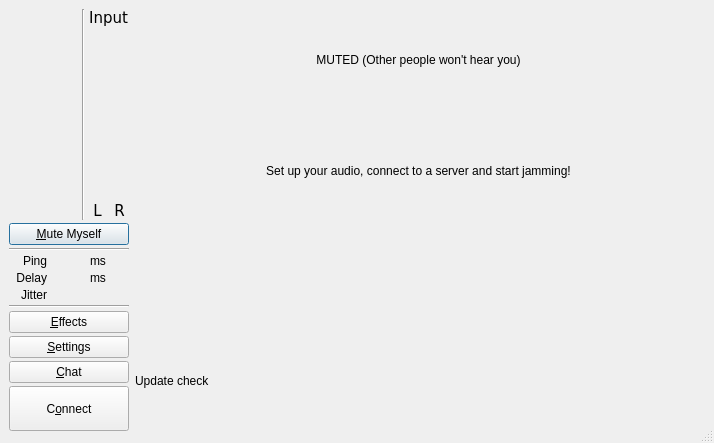
Before: the Qt Designer form src/clientdlgbase.ui in ignotus666/jamulus, drawn with Qt 5.
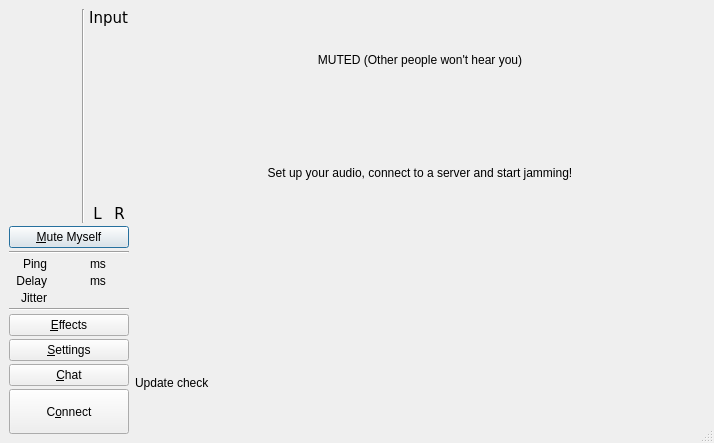
After: the same form once the commit is applied. Icons and pictures are not drawn. Custom widgets are drawn as their Qt base class.

```diff
--- a/src/clientdlgbase.ui
+++ b/src/clientdlgbase.ui
@@ -34,10 +34,10 @@
     <number>0</number>
    </property>
    <property name="rightMargin">
-    <number>3</number>
+    <number>0</number>
    </property>
    <property name="bottomMargin">
-    <number>3</number>
+    <number>0</number>
    </property>
    <item>
     <widget class="QFrame" name="backgroundFrame">
@@ -222,7 +222,7 @@
                <string>&amp;Mute Myself</string>
               </property>
               <property name="checkable">
-               <bool>false</bool>
+               <bool>true</bool>
               </property>
              </widget>
             </item>
@@ -408,6 +408,9 @@
               <property name="text">
                <string>&amp;Effects</string>
               </property>
+              <property name="checkable">
+               <bool>true</bool>
+              </property>
              </widget>
             </item>
             <item>
@@ -416,7 +419,7 @@
                <string>&amp;Settings</string>
               </property>
               <property name="checkable">
-               <bool>false</bool>
+               <bool>true</bool>
               </property>
              </widget>
             </item>
@@ -426,7 +429,7 @@
                <string>&amp;Chat</string>
               </property>
               <property name="checkable">
-               <bool>false</bool>
+               <bool>true</bool>
               </property>
              </widget>
             </item>
```
